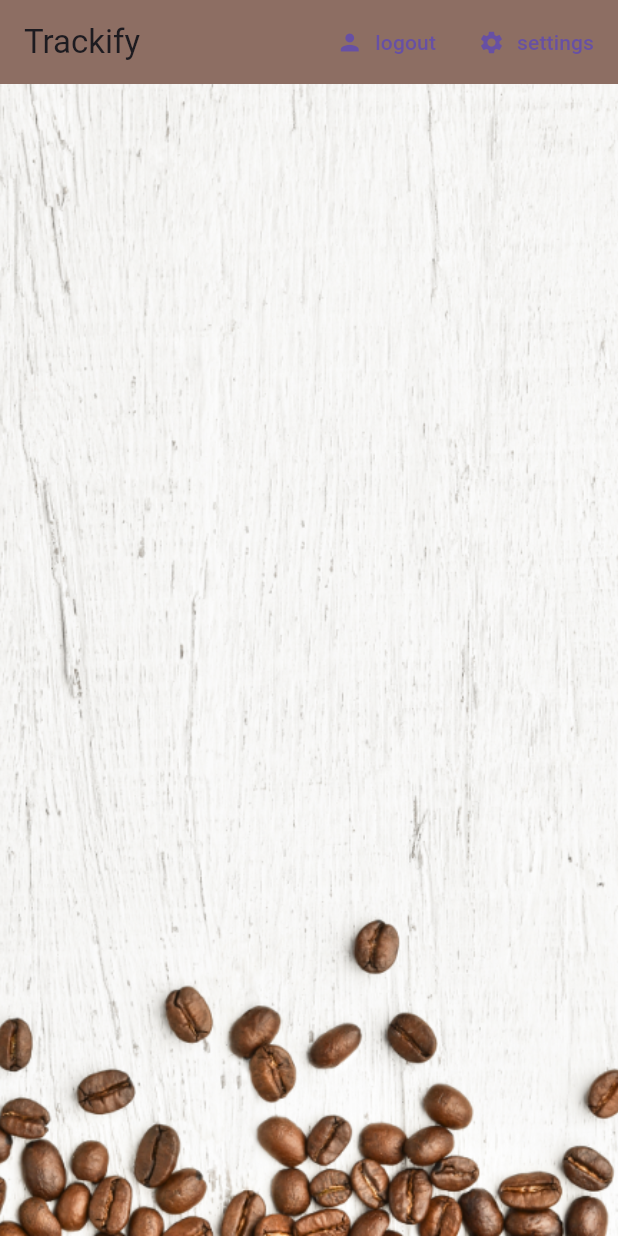
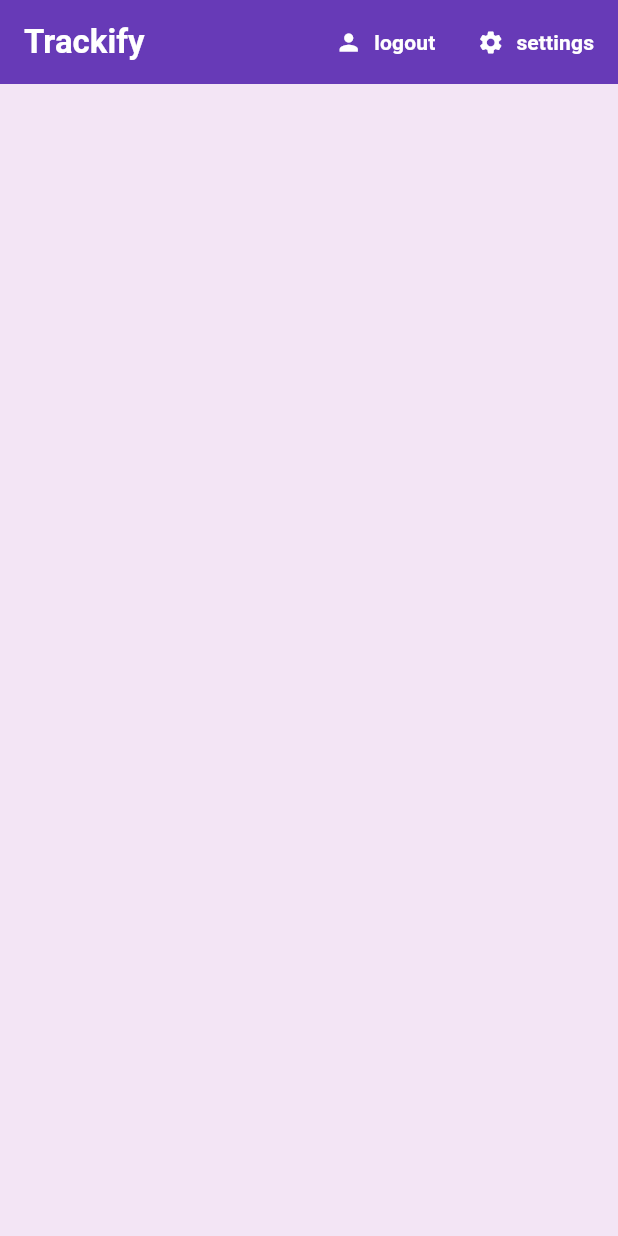
Before and after one commit to andersonnyeo/Trackify, a Flutter app: the screen it shows once a user with an empty profile is signed in, on a phone screen of 412 x 824 dp. Run offline on Flutter 3.47's test engine with Material 3 defaults, Android fonts, the phone set to English and light mode, and no system bars; our stand-ins replace cloud_firestore, firebase_auth, firebase_core, fluttertoast; accounts and stored records are empty.

Commit message:
change home screen to match the color of the sign in screen

```diff
--- a/trackify/lib/screens/home/home.dart
+++ b/trackify/lib/screens/home/home.dart
@@ -28,33 +28,50 @@ class Home extends StatelessWidget {
       initialData: null,
       catchError: (_, __) => null,
       child: Scaffold(
-        backgroundColor: Colors.brown[50],
+        backgroundColor: Colors.purple[50],
         appBar: AppBar(
-          title: const Text('Trackify'),
-          backgroundColor: Colors.brown[400],
+          title: const Text('Trackify',
+            style: TextStyle(
+                color: Colors.white,
+                fontWeight: FontWeight.bold
+                )
+          ),
+          // centerTitle: true,
+          backgroundColor: Colors.deepPurple,
           elevation: 0.0,
+
           actions: <Widget>[
             TextButton.icon(
-              icon: const Icon(Icons.person),
-              label: const Text('logout'),
+              icon: const Icon(Icons.person, color: Colors.white),
+              label: const Text('logout',
+                style: TextStyle(
+                  color: Colors.white,
+                  fontWeight: FontWeight.bold
+                )
+              ),
               onPressed: () async{
-                await _auth .signOut();
+                await _auth.signOut();
               },
             ),
             TextButton.icon(
-              icon: const Icon(Icons.settings),
-              label: const Text('settings'),
+              icon: const Icon(Icons.settings, color: Colors.white),
+              label: const Text('settings',
+                style: TextStyle(
+                  color: Colors.white,
+                  fontWeight: FontWeight.bold
+                )
+              ),
               onPressed: () => _showSettingsPanel(),
-              )
+            )
           ],
         ),
         body: Container(
-          decoration: const BoxDecoration(
-            image: DecorationImage(
-              image: AssetImage('assets/coffee_bg.png'),
-              fit: BoxFit.cover,
-              )
-          ),
+          // decoration: const BoxDecoration(
+          //   image: DecorationImage(
+          //     image: AssetImage('assets/coffee_bg.png'),
+          //     fit: BoxFit.cover,
+          //     )
+          // ),
           child: const TrackifyList()
           ),
       ),
```
